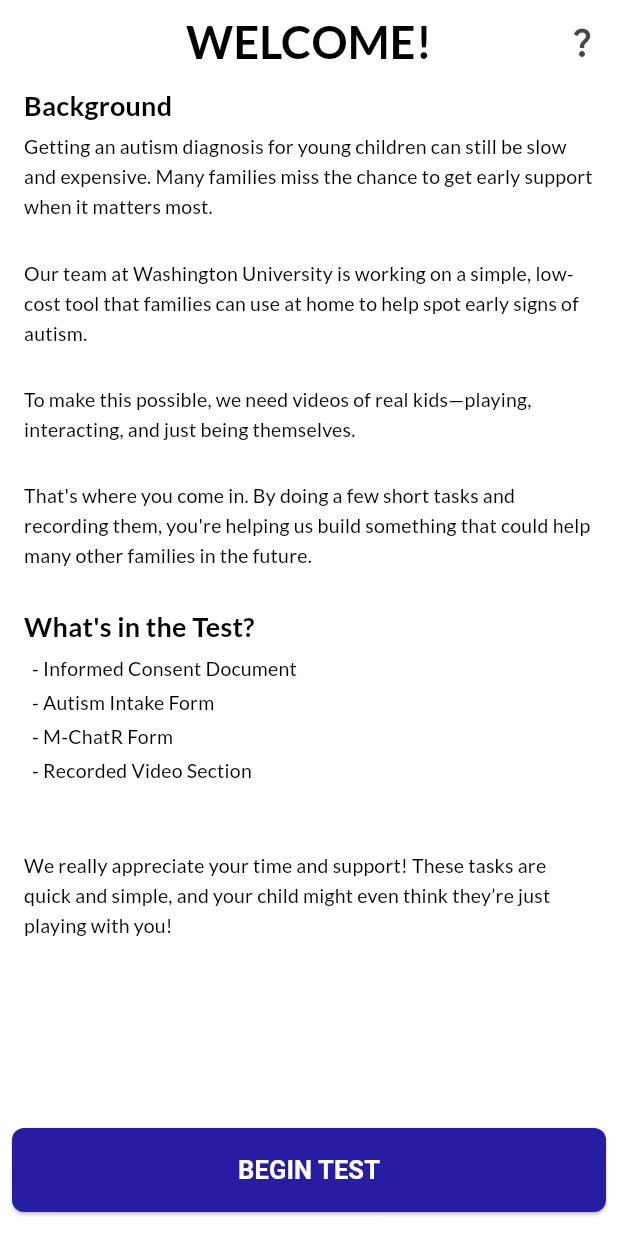
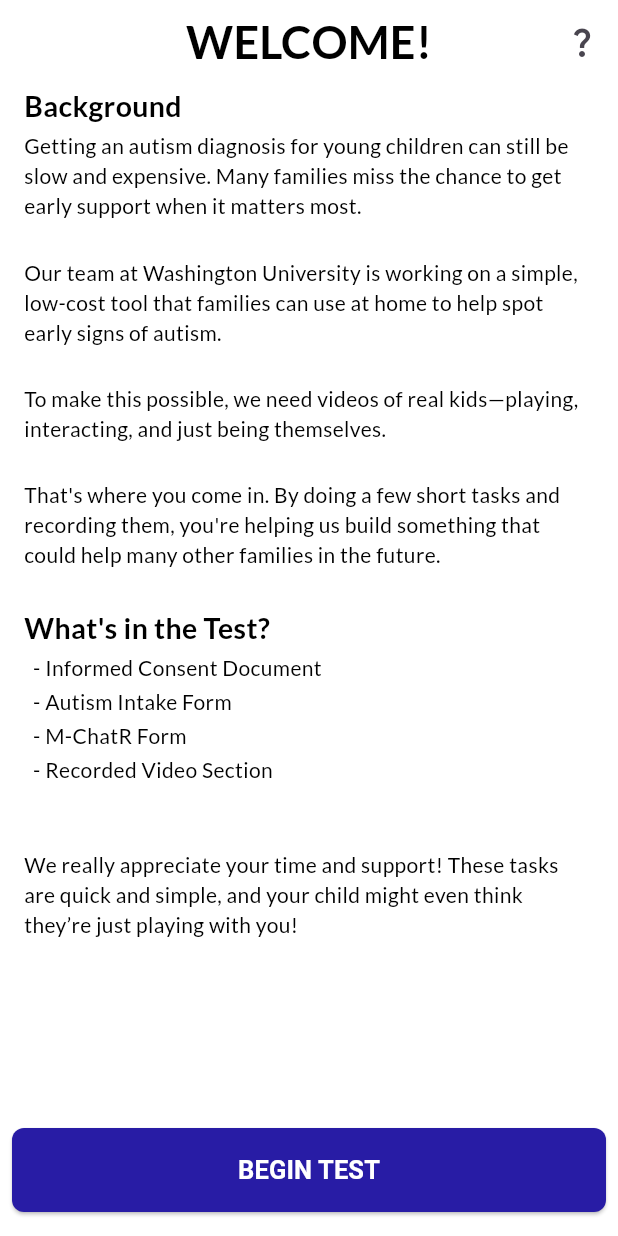
Before and after one commit to kevin200555/autism_ai_test, a Flutter app: the screen it shows after launch, on a phone screen of 412 x 824 dp. Run offline on Flutter 3.47's test engine with Material 3 defaults, Android fonts, the phone set to English and light mode, and no system bars; drawn by our look-alikes of auto_size_text; our stand-ins replace camera, google_fonts, video_player; missing offline and left inert: pdfx.

Commit message:
Attempting to fix an issue where nothing seems to be bold on IOS

```diff
--- a/lib/widgets/text_types.dart
+++ b/lib/widgets/text_types.dart
@@ -73,11 +73,9 @@ class SubTitle extends StatelessWidget {
           style:
               style ??
               GoogleFonts.lato(
-                textStyle: Theme.of(context).textTheme.titleMedium?.copyWith(
-                  color: ColorTheme.textColor,
-                  fontSize: 20,
-                  fontWeight: FontWeight.bold,
-                ),
+                color: ColorTheme.textColor,
+                fontSize: 20,
+                fontWeight: FontWeight.bold,
               ),
         ),
       ),
@@ -114,11 +112,11 @@ class QuestionText extends StatelessWidget {
           style:
               style ??
               GoogleFonts.lato(
-                textStyle: Theme.of(context).textTheme.titleMedium?.copyWith(
+
                   color: ColorTheme.textColor,
                   fontSize: 20,
                   fontWeight: FontWeight.bold,
-                ),
+
               ),
         ),
       ),
@@ -157,7 +155,6 @@ class BodyText extends StatelessWidget {
           style:
               style ??
               GoogleFonts.lato(
-                textStyle: Theme.of(context).textTheme.titleMedium,
                 color: ColorTheme.textColor,
                 fontSize: 16,
                 fontWeight: FontWeight.w400,
@@ -199,11 +196,9 @@ class RichBodyText extends StatelessWidget {
           style:
               style ??
               GoogleFonts.lato(
-                textStyle: Theme.of(context).textTheme.titleMedium?.copyWith(
                   color: ColorTheme.textColor,
                   fontSize: 20,
                   fontWeight: FontWeight.normal,
-                ),
               ),
         ),
       ),
```
